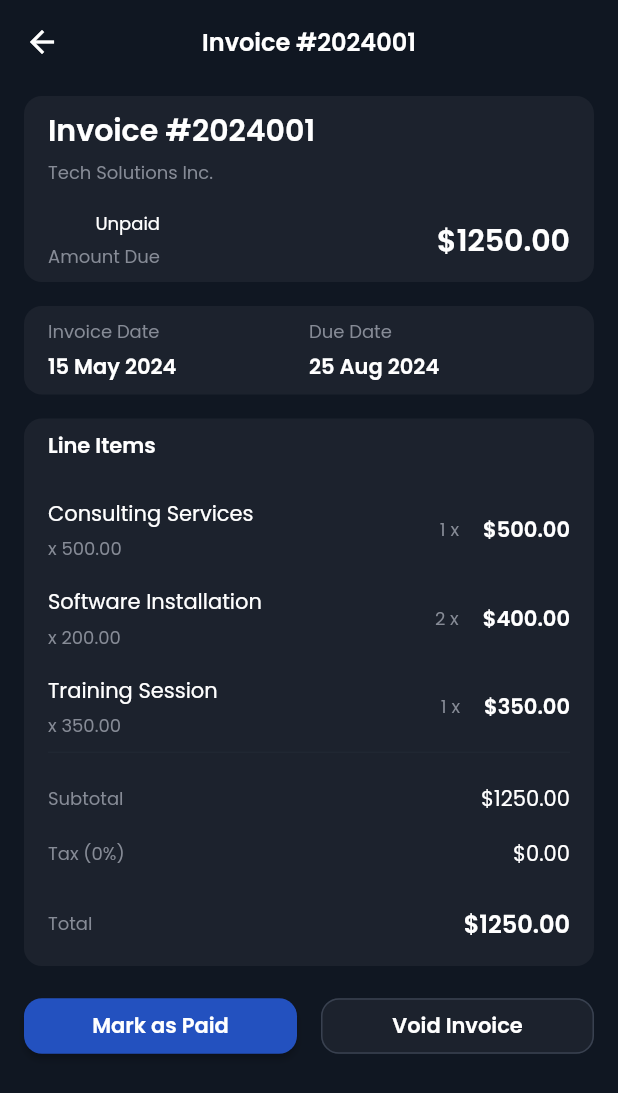
After one commit to htetwai18/sync_pro_project, a Flutter app: the InvoiceDetailScreen screen opened directly with sample values from the repository, on a phone screen of 412 x 824 dp. The commit adds this screen. Shown: the top 1093 px of the screen. Run offline on Flutter 3.47's test engine with Material 3 defaults, Android fonts, the phone set to English and light mode, and no system bars; our stand-ins replace google_fonts, page_transition.

Commit message:
invoice detail

```diff
--- a/lib/config/app_string.dart
+++ b/lib/config/app_string.dart
@@ -50,7 +50,7 @@ class AppString {
   static const String selectAsset = "Select Asset";
   static const String assignedEngineer = "Assigned Engineer";
   static const String selectEngineer = "Select Engineer";
-  static const String dueDate = "Due Date";
+  static const String dueDateLabel = "Due Date";
   static const String priority = "Priority";
   static const String selectPriority = "Select Priority";
   static const String createTask = "Create Task";
@@ -140,4 +140,17 @@ class AppString {
   static const String sent = "Sent";
   static const String draft = "Draft";
   static const String voided = "Void";
+
+  // Invoice Detail
+  static const String invoiceDetails = "Invoice Details";
+  static const String unpaid = "Unpaid";
+  static const String amountDue = "Amount Due";
+  static const String invoiceDate = "Invoice Date";
+  static const String dueDate = "Due Date";
+  static const String lineItems = "Line Items";
+  static const String subtotal = "Subtotal";
+  static const String tax = "Tax";
+  static const String total = "Total";
+  static const String markAsPaid = "Mark as Paid";
+  static const String voidInvoice = "Void Invoice";
 }
--- a/lib/presentation/admin/display_models/invoice_item_display_model.dart
+++ b/lib/presentation/admin/display_models/invoice_item_display_model.dart
@@ -6,6 +6,10 @@ class InvoiceItemDisplayModel {
   final String dueDate; // formatted
   final double amount;
   final InvoiceStatus status;
+  // details
+  final String invoiceDate;
+  final List<InvoiceLineItem> items;
+  final double taxPercent;
 
   const InvoiceItemDisplayModel({
     required this.id,
@@ -13,7 +17,24 @@ class InvoiceItemDisplayModel {
     required this.dueDate,
     required this.amount,
     required this.status,
+    this.invoiceDate = '15 May 2024',
+    this.items = const [],
+    this.taxPercent = 0,
   });
+}
+
+class InvoiceLineItem {
+  final String name;
+  final int quantity;
+  final double unitPrice;
+
+  const InvoiceLineItem({
+    required this.name,
+    required this.quantity,
+    required this.unitPrice,
+  });
+
+  double get total => unitPrice * quantity;
 }
 
 final List<InvoiceItemDisplayModel> mockInvoices = [
@@ -23,6 +44,13 @@ final List<InvoiceItemDisplayModel> mockInvoices = [
     dueDate: '25 Aug 2024',
     amount: 1250.00,
     status: InvoiceStatus.paid,
+    invoiceDate: '15 May 2024',
+    items: [
+      InvoiceLineItem(name: 'Consulting Services', quantity: 1, unitPrice: 500),
+      InvoiceLineItem(
+          name: 'Software Installation', quantity: 2, unitPrice: 200),
+      InvoiceLineItem(name: 'Training Session', quantity: 1, unitPrice: 350),
+    ],
   ),
   const InvoiceItemDisplayModel(
     id: '2024002',
--- /dev/null
+++ b/lib/presentation/admin/screen/invoice_detail_screen.dart
@@ -0,0 +1,236 @@
+import 'package:flutter/material.dart';
+import 'package:sync_pro/config/app_bar.dart';
+import 'package:sync_pro/config/app_color.dart';
+import 'package:sync_pro/config/app_string.dart';
+import 'package:sync_pro/config/extension.dart';
+import 'package:sync_pro/config/measurement.dart';
+// enum colors are used indirectly via list screen; not needed here
+import 'package:sync_pro/presentation/admin/display_models/invoice_item_display_model.dart';
+
+class InvoiceDetailScreen extends StatelessWidget {
+  final InvoiceItemDisplayModel invoice;
+
+  const InvoiceDetailScreen({super.key, required this.invoice});
+
+  @override
+  Widget build(BuildContext context) {
+    final double subtotal = invoice.items.fold(0, (p, e) => p + e.total);
+    final double tax = subtotal * (invoice.taxPercent / 100);
+    final double total = subtotal + tax;
+
+    return Scaffold(
+      backgroundColor: AppColor.background,
+      appBar: getAppBar(
+          title: '${AppString.invoice} #${invoice.id}', context: context),
+      body: SingleChildScrollView(
+        padding: Measurement.generalSize16.horizontalIsToVertical,
+        child: Column(
+          children: [
+            // Header card
+            Container(
+              width: double.infinity,
+              padding: Measurement.generalSize16.horizontalIsToVertical,
+              decoration: BoxDecoration(
+                color: AppColor.blueField,
+                borderRadius: Measurement.generalSize12.allRadius,
+              ),
+              child: Column(
+                crossAxisAlignment: CrossAxisAlignment.start,
+                children: [
+                  Text('${AppString.invoice} #${invoice.id}')
+                      .xLargeBold(AppColor.white),
+                  Measurement.generalSize4.height,
+                  Text(invoice.customer).smallNormal(AppColor.grey),
+                  Measurement.generalSize16.height,
+                  Row(
+                    mainAxisAlignment: MainAxisAlignment.spaceBetween,
+                    children: [
+                      Column(
+                        crossAxisAlignment: CrossAxisAlignment.end,
+                        children: [
+                          Text(AppString.unpaid).smallNormal(AppColor.white),
+                          Measurement.generalSize4.height,
+                          Text(AppString.amountDue).smallNormal(AppColor.grey),
+                        ],
+                      ),
+                      Text('\$${invoice.amount.toStringAsFixed(2)}')
+                          .xLargeBold(AppColor.white),
+                    ],
+                  ),
+                ],
+              ),
+            ),
+
+            Measurement.generalSize16.height,
+            // Dates row
+            Container(
+              padding: Measurement.generalSize16.horizontalIsToVertical,
+              decoration: BoxDecoration(
+                color: AppColor.blueField,
+                borderRadius: Measurement.generalSize12.allRadius,
+              ),
+              child: Row(
+                children: [
+                  Expanded(
+                    child: _KV(
+                      k: AppString.invoiceDate,
+                      v: invoice.invoiceDate,
+                    ),
+                  ),
+                  Expanded(
+                    child: _KV(
+                      k: AppString.dueDateLabel,
+                      v: invoice.dueDate,
+                    ),
+                  ),
+                ],
+              ),
+            ),
+
+            Measurement.generalSize16.height,
+            // Line items
+            Container(
+              width: double.infinity,
+              padding: Measurement.generalSize16.horizontalIsToVertical,
+              decoration: BoxDecoration(
+                color: AppColor.blueField,
+                borderRadius: Measurement.generalSize12.allRadius,
+              ),
+              child: Column(
+                crossAxisAlignment: CrossAxisAlignment.start,
+                children: [
+                  const Text(AppString.lineItems).mediumBold(AppColor.white),
+                  Measurement.generalSize16.height,
+                  ...invoice.items.map((e) => _LineItemRow(item: e)),
+                  Divider(
+                      height: 1,
+                      color: AppColor.greyPercentCircle.withOpacity(0.2)),
+                  Measurement.generalSize12.height,
+                  _AmountRow(label: AppString.subtotal, value: subtotal),
+                  _AmountRow(
+                      label:
+                          '${AppString.tax} (${invoice.taxPercent.toStringAsFixed(0)}%)',
+                      value: tax),
+                  const SizedBox(height: 8),
+                  _AmountRow(label: AppString.total, value: total, bold: true),
+                ],
+              ),
+            ),
+
+            Measurement.generalSize16.height,
+            Row(
+              children: [
+                Expanded(
+                  child: ElevatedButton(
+                    style: ElevatedButton.styleFrom(
+                      backgroundColor: AppColor.blueStatusInner,
+                      foregroundColor: AppColor.white,
+                      padding: Measurement.generalSize16.horizontalIsToVertical,
+                      shape: RoundedRectangleBorder(
+                        borderRadius: Measurement.generalSize12.allRadius,
+                      ),
+                    ),
+                    onPressed: () {},
+                    child: const Text(AppString.markAsPaid)
+                        .mediumBold(AppColor.white),
+                  ),
+                ),
+                Measurement.generalSize16.width,
+                Expanded(
+                  child: OutlinedButton(
+                    style: OutlinedButton.styleFrom(
+                      side: const BorderSide(color: AppColor.greyPercentCircle),
+                      foregroundColor: AppColor.white,
+                      backgroundColor: AppColor.blueField,
+                      padding: Measurement.generalSize16.horizontalIsToVertical,
+                      shape: RoundedRectangleBorder(
+                        borderRadius: Measurement.generalSize12.allRadius,
+                      ),
+                    ),
+                    onPressed: () {},
+                    child: const Text(AppString.voidInvoice)
+                        .mediumBold(AppColor.white),
+                  ),
+                ),
+              ],
+            ),
+          ],
+        ),
+      ),
+    );
+  }
+}
+
+class _KV extends StatelessWidget {
+  final String k;
+  final String v;
+  const _KV({required this.k, required this.v});
+
+  @override
+  Widget build(BuildContext context) {
+    return Column(
+      crossAxisAlignment: CrossAxisAlignment.start,
+      children: [
+        Text(k).smallNormal(AppColor.grey),
+        Measurement.generalSize4.height,
+        Text(v).mediumBold(AppColor.white),
+      ],
+    );
+  }
+}
+
+class _LineItemRow extends StatelessWidget {
+  final InvoiceLineItem item;
+  const _LineItemRow({required this.item});
+
+  @override
+  Widget build(BuildContext context) {
+    return Padding(
+      padding: const EdgeInsets.symmetric(vertical: Measurement.generalSize8),
+      child: Row(
+        children: [
+          Expanded(
+            child: Column(
+              crossAxisAlignment: CrossAxisAlignment.start,
+              children: [
+                Text(item.name).mediumNormal(AppColor.white),
+                Measurement.generalSize4.height,
+                Text('x ${item.unitPrice.toStringAsFixed(2)}')
+                    .smallNormal(AppColor.grey),
+              ],
+            ),
+          ),
+          Text('${item.quantity} x').smallNormal(AppColor.grey),
+          Measurement.generalSize16.width,
+          Text('\$${item.total.toStringAsFixed(2)}').mediumBold(AppColor.white),
+        ],
+      ),
+    );
+  }
+}
+
+class _AmountRow extends StatelessWidget {
+  final String label;
+  final double value;
+  final bool bold;
+  const _AmountRow(
+      {required this.label, required this.value, this.bold = false});
+
+  @override
+  Widget build(BuildContext context) {
+    return Padding(
+      padding: const EdgeInsets.symmetric(vertical: Measurement.generalSize8),
+      child: Row(
+        children: [
+          Expanded(child: Text(label).smallNormal(AppColor.grey)),
+          Text(
+            '\$${value.toStringAsFixed(2)}',
+            style: (bold ? Measurement.largeFont : Measurement.mediumFont)
+                .textStyle(AppColor.white,
+                    bold ? Measurement.font600 : Measurement.font400),
+          ),
+        ],
+      ),
+    );
+  }
+}
--- a/lib/presentation/admin/screen/invoices_screen.dart
+++ b/lib/presentation/admin/screen/invoices_screen.dart
@@ -7,6 +7,8 @@ import 'package:sync_pro/config/measurement.dart';
 import 'package:sync_pro/config/app_drawer.dart';
 import 'package:sync_pro/presentation/admin/display_models/invoice_item_display_model.dart';
 import 'package:sync_pro/presentation/admin/widgets/invoice_list_item.dart';
+import 'package:sync_pro/config/routing.dart';
+import 'package:sync_pro/presentation/admin/screen/invoice_detail_screen.dart';
 
 class InvoicesScreen extends StatefulWidget {
   const InvoicesScreen({super.key});
@@ -69,7 +71,15 @@ class _InvoicesScreenState extends State<InvoicesScreen> {
               ),
               itemBuilder: (context, index) {
                 final item = filtered[index];
-                return InvoiceListItem(item: item, onTap: () {});
+                return InvoiceListItem(
+                  item: item,
+                  onTap: () {
+                    Routing.transition(
+                      context,
+                      InvoiceDetailScreen(invoice: item),
+                    );
+                  },
+                );
               },
             ),
           ),
```
